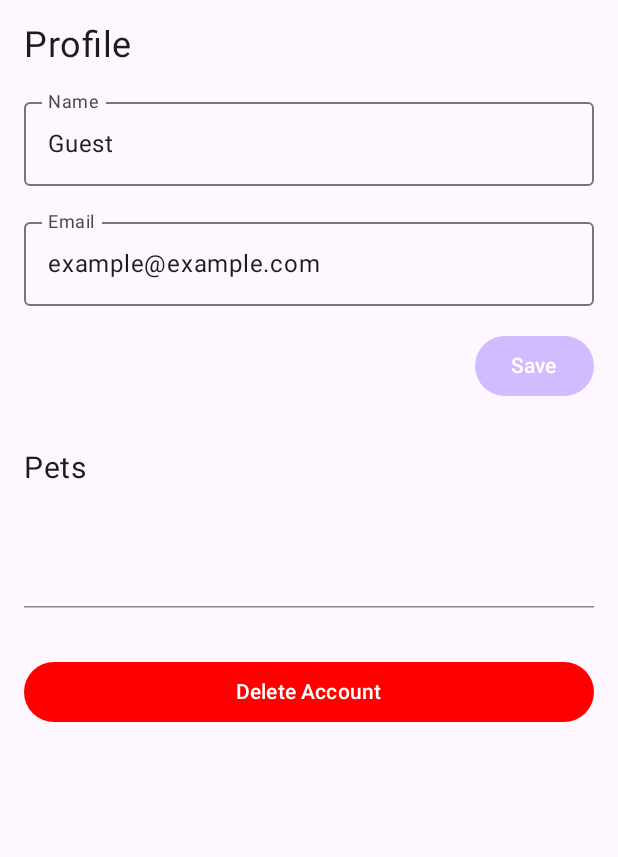
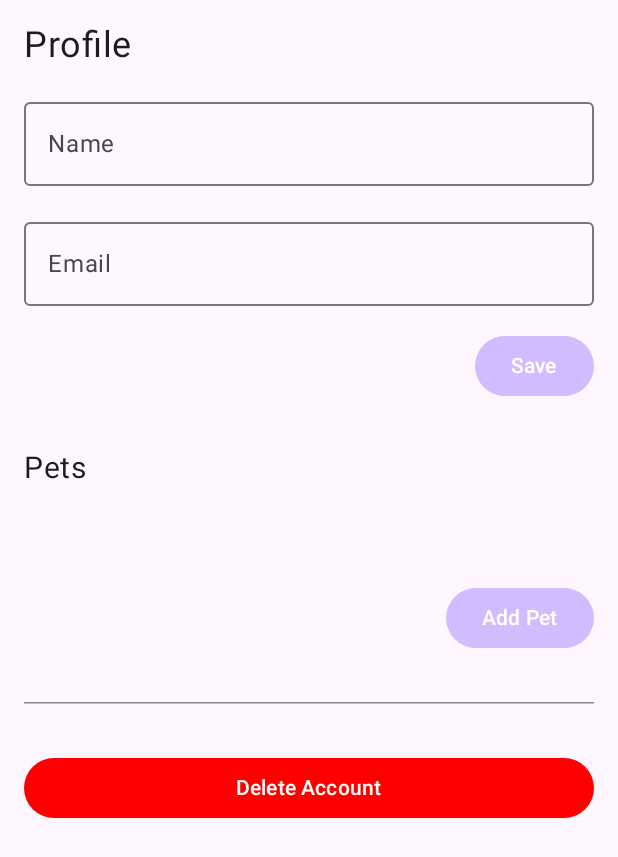
Before and after one commit to Scott-will/Furlogix-Android, an Android app built with Jetpack Compose: the composable ProfileScreen called with empty values, on a phone screen of 412 x 824 dp. Shown: the top 857 px of the screen. Run offline under Robolectric (Android 15) with nearby library versions, the phone set to English and light mode, and no system bars; our stand-ins replace Dagger/Hilt's generated code, livedata-compose; 1 statement that could not run was skipped.

Commit message:
expand pet functionality

```diff
--- a/app/src/main/java/com/furlogix/Database/Entities/Pet.kt
+++ b/app/src/main/java/com/furlogix/Database/Entities/Pet.kt
@@ -17,9 +17,9 @@ import androidx.room.PrimaryKey
 )
 data class Pet(
     @PrimaryKey(autoGenerate = true) val uid: Int = 0,
-    val name: String,
-    val type: String,
+    var name: String,
+    var type: String,
     val description: String,
     val userId: Long,
-    val photoUri: String? = null
+    var photoUri: String? = null
 )
--- a/app/src/main/java/com/furlogix/ui/AppHeader.kt
+++ b/app/src/main/java/com/furlogix/ui/AppHeader.kt
@@ -16,10 +16,12 @@ import androidx.compose.material3.TopAppBarDefaults
 import androidx.compose.runtime.Composable
 import androidx.compose.runtime.collectAsState
 import androidx.compose.runtime.getValue
+import androidx.compose.runtime.livedata.observeAsState
 import androidx.compose.ui.Alignment
 import androidx.compose.ui.graphics.Color
 import androidx.compose.ui.unit.dp
 import androidx.hilt.navigation.compose.hiltViewModel
+import androidx.lifecycle.map
 import androidx.navigation.NavController
 import com.furlogix.ui.navigation.Screen
 import com.furlogix.viewmodels.UserViewModel
@@ -30,7 +32,7 @@ import kotlinx.coroutines.flow.map
 @Composable
 fun AppHeader(navController: NavController, userViewModel: UserViewModel = hiltViewModel()) {
     val userNameFlow = userViewModel.userName.map { it ?: "Guest" }
-    val userName by userNameFlow.collectAsState(initial = "Guest")
+    val userName by userNameFlow.observeAsState(initial = "Guest")
     val userId by userViewModel.userId.collectAsState(initial = 0L)
 
     val currentBackStackEntry by navController.currentBackStackEntryFlow.collectAsState(null)
--- a/app/src/main/java/com/furlogix/ui/screens/ProfileScreen.kt
+++ b/app/src/main/java/com/furlogix/ui/screens/ProfileScreen.kt
@@ -8,6 +8,7 @@ import androidx.compose.foundation.layout.padding
 import androidx.compose.foundation.lazy.LazyColumn
 import androidx.compose.material3.AlertDialog
 import androidx.compose.material3.Button
+import androidx.compose.material3.ButtonColors
 import androidx.compose.material3.ButtonDefaults
 import androidx.compose.material3.HorizontalDivider
 import androidx.compose.material3.OutlinedTextField
@@ -16,6 +17,7 @@ import androidx.compose.runtime.Composable
 import androidx.compose.runtime.LaunchedEffect
 import androidx.compose.runtime.collectAsState
 import androidx.compose.runtime.getValue
+import androidx.compose.runtime.livedata.observeAsState
 import androidx.compose.runtime.mutableStateOf
 import androidx.compose.runtime.remember
 import androidx.compose.runtime.setValue
@@ -42,11 +44,11 @@ fun ProfileScreen(
     petViewModel: PetViewModel = hiltViewModel(),
     navController: NavController
 ) {
-    val userName by viewModel.userName.collectAsState(initial = "Guest")
-    val userEmail by viewModel.userEmail.collectAsState(initial = "example@example.com")
+    val userName by viewModel.userName.observeAsState(initial = "")
+    val userEmail by viewModel.userEmail.observeAsState(initial = "")
 
-    var name by remember { mutableStateOf(userName.ifBlank { "Guest" }) }
-    var email by remember { mutableStateOf(userEmail.ifBlank { "example@example.com" }) }
+    var name = userName.ifBlank { "" }
+    var email = userEmail.ifBlank { "" }
     var selectedPet by remember { mutableStateOf<Pet?>(null) }
     var showConfirmDelete by remember { mutableStateOf(false) }
     val pets by petViewModel.pets.collectAsState()
@@ -54,6 +56,7 @@ fun ProfileScreen(
 
     LaunchedEffect(userId) {
         if (userId != 0L) {
+            viewModel.populateCurrentUser()
             petViewModel.loadPetsForUser(userId)
         }
     }
@@ -101,6 +104,13 @@ fun ProfileScreen(
                     selectedPet = pet
                 })
             }
+        }
+
+        Button(
+            onClick = { selectedPet = Pet(userId = userId, name = "", type = "", description = "", photoUri = null) },
+            modifier = Modifier.align(Alignment.End),
+        ) {
+            Text("Add Pet")
         }
 
         HorizontalDivider(
@@ -152,7 +162,10 @@ fun ProfileScreen(
     if (selectedPet != null && !showConfirmDelete) {
         PetDetailsDialog(
             pet = selectedPet!!,
-            onDismiss = { selectedPet = null },
+            onDismiss = {
+                selectedPet = null;
+                petViewModel.loadPetsForUser(userId)
+            },
             onDelete = { showConfirmDelete = true }
         )
     }
@@ -165,7 +178,10 @@ fun ProfileScreen(
                 showConfirmDelete = false
                 selectedPet = null
             },
-            onDismiss = { showConfirmDelete = false }
+            onDismiss = {
+                showConfirmDelete = false
+                petViewModel.loadPetsForUser(userId)
+            }
         )
     }
 }
--- a/app/src/main/java/com/furlogix/viewmodels/UserViewModel.kt
+++ b/app/src/main/java/com/furlogix/viewmodels/UserViewModel.kt
@@ -27,8 +27,8 @@ class UserViewModel @Inject constructor(private val logger : ILogger,
     private var _currentUser = MutableStateFlow<User?>(null);
     val currentUser : StateFlow<User?> = _currentUser
 
-    val userName = userRepository.getCurrentUserName().asFlow()
-    val userEmail = userRepository.getCurrentUserEmail().asFlow()
+    val userName = userRepository.getCurrentUserName()
+    val userEmail = userRepository.getCurrentUserEmail()
     val userId: Flow<Long> = userRepository.getCurrentUserIdAsFlow()
 
     private val TAG = "Furlogix:" + ReportViewModel::class.qualifiedName
```
Also changed, not shown: app/src/main/java/com/furlogix/ui/components/pets/PetDetailsDialog.kt (+112 -11 lines), app/src/main/java/com/furlogix/viewmodels/PetViewModel.kt (+12 -0 lines).
